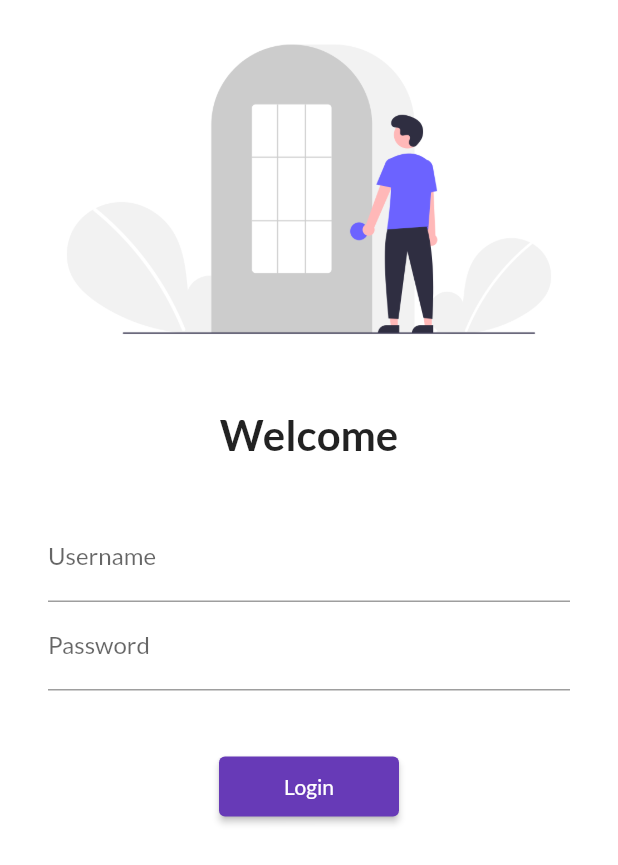
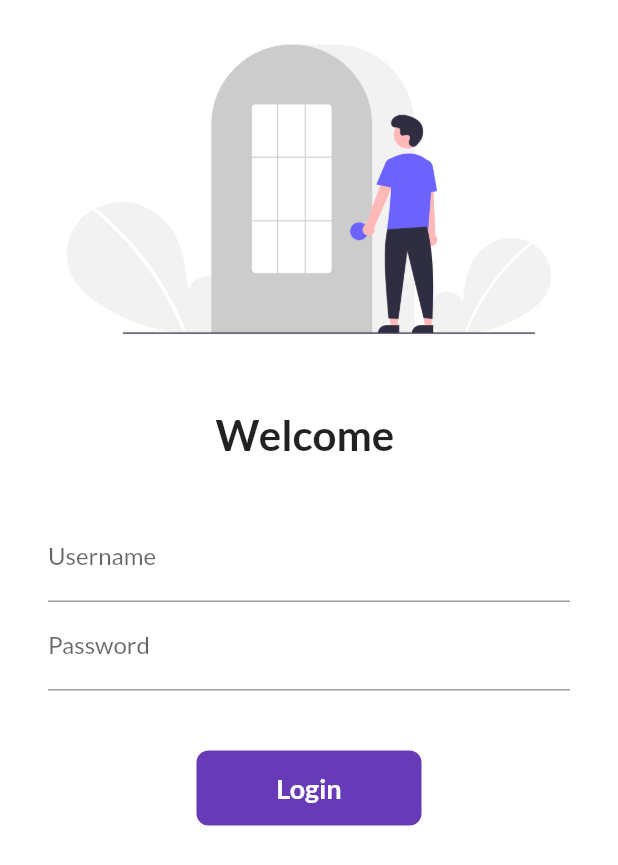
Before and after one commit to RangerRishabh/LearningFlutter, a Flutter app: the screen it shows after launch, on a phone screen of 412 x 824 dp. Shown: the top 865 px of the screen. Run offline on Flutter 3.47's test engine with Material 2 defaults, Android fonts, the phone set to English and light mode, and no system bars; our stand-ins replace google_fonts.

Commit message:
day 6 completed

```diff
--- a/lib/pages/login_page.dart
+++ b/lib/pages/login_page.dart
@@ -1,8 +1,14 @@
 import 'package:flutter/material.dart';
 import 'package:flutter_catalog/utils/routes.dart';
 
-class LoginPage extends StatelessWidget {
-  const LoginPage({Key? key}) : super(key: key);
+class LoginPage extends StatefulWidget {
+  @override
+  State<LoginPage> createState() => _LoginPageState();
+}
+
+class _LoginPageState extends State<LoginPage> {
+  String name = "";
+  bool changeButton = false;
 
   @override
   Widget build(BuildContext context) {
@@ -19,7 +25,7 @@ class LoginPage extends StatelessWidget {
               height: 20.0,
             ),
             Text(
-              "Welcome",
+              "Welcome $name",
               style: TextStyle(
                 fontSize: 28,
                 fontWeight: FontWeight.bold,
@@ -38,6 +44,10 @@ class LoginPage extends StatelessWidget {
                       hintText: "Enter Username",
                       labelText: "Username",
                     ),
+                    onChanged: (value) {
+                      name = value;
+                      setState(() {});
+                    },
                   ),
                   TextFormField(
                     obscureText: true,
@@ -49,12 +59,44 @@ class LoginPage extends StatelessWidget {
                   SizedBox(
                     height: 40.0,
                   ),
-                  ElevatedButton(
-                    child: Text("Login"),
-                    style: TextButton.styleFrom(minimumSize: Size(120, 40)),
-                    onPressed: () {
+
+                  InkWell(
+                    onTap: () async {
+                      setState(() {
+                        changeButton = true;
+                      });
+
+                      await Future.delayed(Duration(seconds: 1));
                       Navigator.pushNamed(context, MyRoutes.homeRoute);
                     },
+                    child: AnimatedContainer(
+                      duration: Duration(seconds: 1),
+                      width: changeButton ? 50 : 150,
+                      height: 50,
+                      alignment: Alignment.center,
+                      child: changeButton ? Icon(
+                        Icons.done,
+                        color: Colors.white,
+                        )
+                        : Text(
+                        "Login",
+                        style: TextStyle(
+                            color: Colors.white,
+                            fontWeight: FontWeight.bold,
+                            fontSize: 18),
+                      ),
+                      decoration: BoxDecoration(
+                          color: Colors.deepPurple,
+                          borderRadius: BorderRadius.circular(changeButton ? 50 : 8),
+
+                    ),
+                  ),
+                  // ElevatedButton(
+                  //   child: Text("Login"),
+                  //   style: TextButton.styleFrom(minimumSize: Size(120, 40)),
+                  //   onPressed: () {
+                  //
+                  //
                   ),
                 ],
               ),
```
Also changed, not shown: pubspec.lock.
